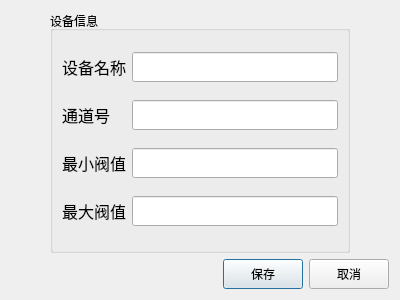
Old version of the form dialogchanconfig.ui in the repository byteman/bullet.
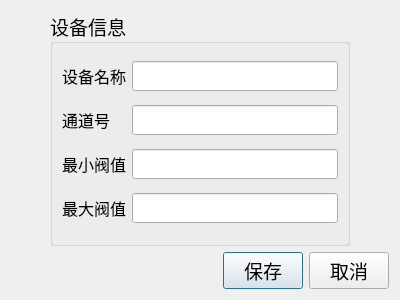
New version of the form.

What changed in the file:
```diff
--- a/dialogchanconfig.ui
+++ b/dialogchanconfig.ui
@@ -10,6 +10,12 @@
     <height>300</height>
    </rect>
   </property>
+  <property name="font">
+   <font>
+    <family>微软雅黑</family>
+    <pointsize>14</pointsize>
+   </font>
+  </property>
   <property name="windowTitle">
    <string>Dialog</string>
   </property>
```
Left out of the diff: 2 changed lines with no effect on the pictures.
